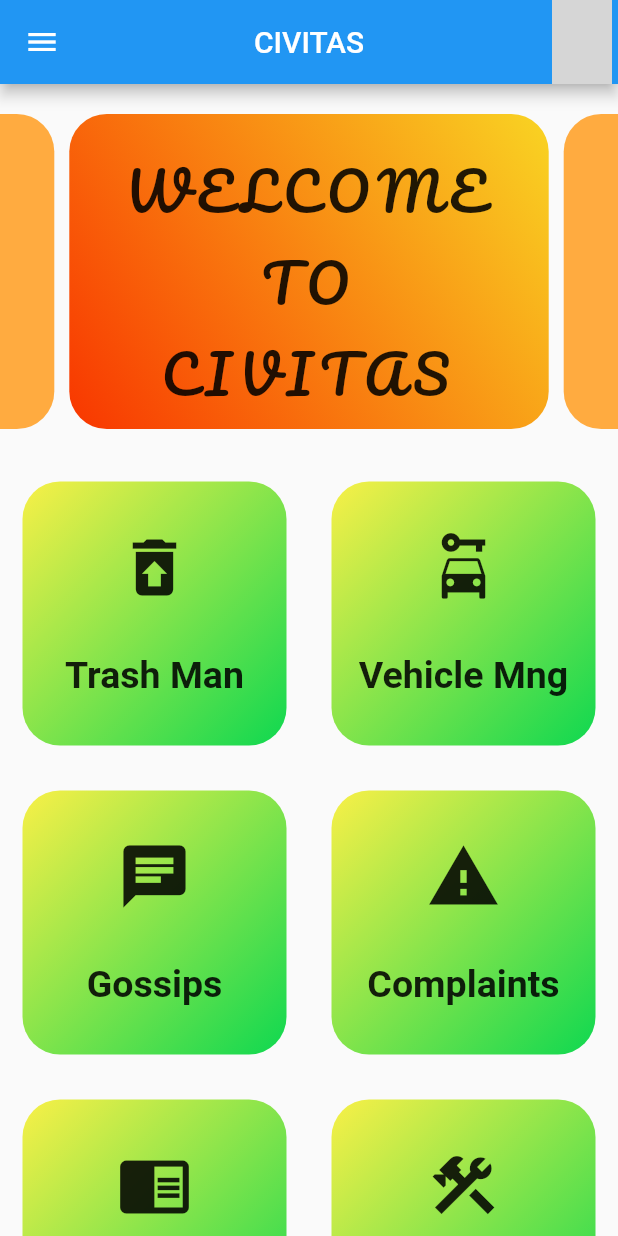
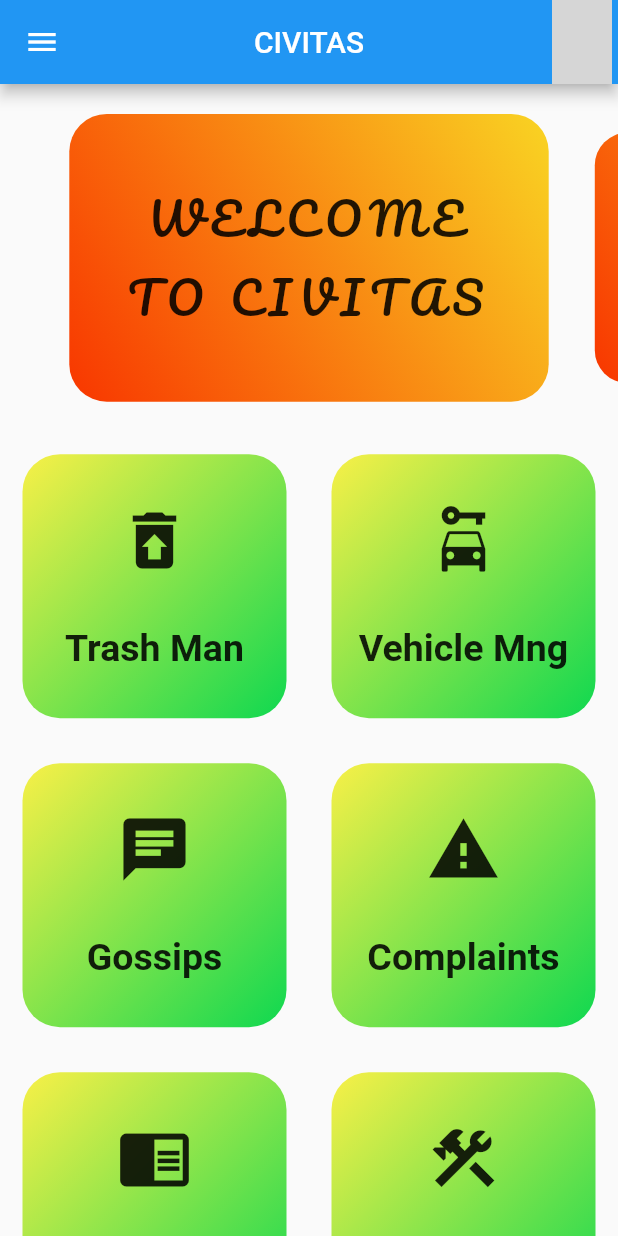
Before and after one commit to VE5PER/civitas, a Flutter app: the MyHomePage screen opened directly, on a phone screen of 412 x 824 dp. Run offline on Flutter 3.47's test engine with Material 2 defaults, Android fonts, the phone set to English and light mode, and no system bars; drawn by our look-alikes of carousel_slider; our stand-ins replace font_awesome_flutter, google_maps_flutter, hexcolor, image_picker, otp_text_field, settings_ui; grey boxes are pictures that could not be loaded.

Commit message:
Imporoved pinboard

```diff
--- a/lib/pinboard.dart
+++ b/lib/pinboard.dart
@@ -17,12 +17,17 @@ class _pinboardState extends State<pinboard> {
   Widget build(BuildContext context) {
     return CarouselSlider(
       options: CarouselOptions(
-        height: 250,
+        enableInfiniteScroll: false,
+        reverse: false,
+        autoPlay: true,
+        autoPlayInterval: Duration(seconds: 2),
+        autoPlayAnimationDuration: Duration(milliseconds: 800),
+        autoPlayCurve: Curves.fastOutSlowIn,
+        enlargeCenterPage: true,
         scrollDirection: Axis.horizontal,
-        autoPlay: true,
-        autoPlayInterval: const Duration(seconds: 2),
+
       ),
-      items: [pg1(),empty(),empty(),empty()],
+      items: [pg1(),pg2(),empty(),empty()],
     );
   }
 }
--- a/lib/pinboarditems/pg1.dart
+++ b/lib/pinboarditems/pg1.dart
@@ -28,7 +28,7 @@ class _pg1State extends State<pg1> {
         child: const Center(
           child: Text(
             'WELCOME TO CIVITAS',
-            style: TextStyle( fontSize: 35,fontFamily: 'Pacifico',letterSpacing: 5), textAlign: TextAlign.center,
+            style: TextStyle( fontSize: 30,fontFamily: 'Pacifico',letterSpacing: 5), textAlign: TextAlign.center,
           ),
         ));
   }
--- a/lib/pinboarditems/pg2.dart
+++ b/lib/pinboarditems/pg2.dart
@@ -11,7 +11,24 @@ class _pg2State extends State<pg2> {
   @override
   Widget build(BuildContext context) {
     return Container(
-      child: Text("Hello Page2"),
-    );
+        decoration: BoxDecoration(
+            borderRadius: BorderRadius.circular(25),
+            gradient: LinearGradient(
+                begin: Alignment.bottomLeft,
+                end: Alignment.topRight,
+                colors: [
+                  Color(0xfff83600),
+                  Color(0xfff9d423)
+                ]
+            )),
+        width: MediaQuery.of(context).size.width,
+        margin: EdgeInsets.symmetric(horizontal: 5.0, vertical: 20),
+        padding: EdgeInsets.symmetric(horizontal: 25.0, vertical: 20),
+        child: const Center(
+          child: Text(
+            'Consider using the NEWS service to check local news',
+            style: TextStyle( fontSize: 28,fontFamily: 'Pacifico',letterSpacing: 5), textAlign: TextAlign.center,
+          ),
+        ));
   }
 }
```
